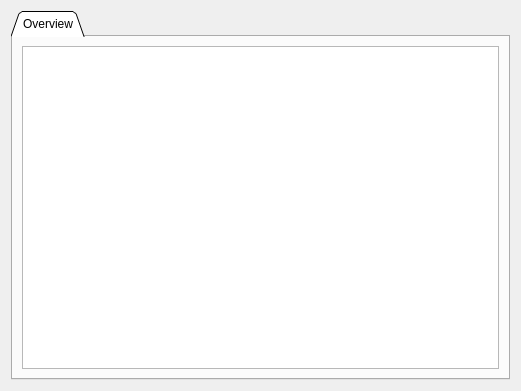
Qt form app/src/systemwindow.ui (marcusbirkin/OTPView) before a commit.
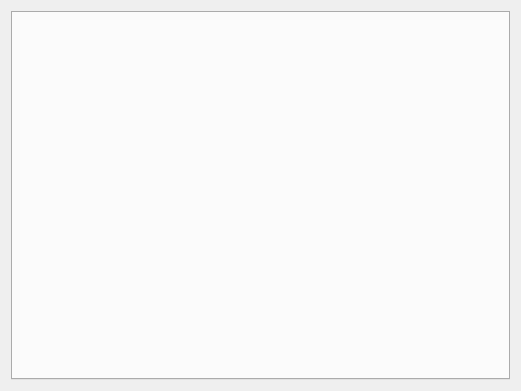
The same form after that commit. Icons and pictures are not drawn.

```diff
--- a/app/src/systemwindow.ui
+++ b/app/src/systemwindow.ui
@@ -17,9 +17,6 @@
   <layout class="QVBoxLayout" name="verticalLayout">
    <item>
     <widget class="QTabWidget" name="tabWidget">
-     <property name="tabPosition">
-      <enum>QTabWidget::North</enum>
-     </property>
      <property name="tabShape">
       <enum>QTabWidget::Triangular</enum>
      </property>
@@ -27,43 +24,11 @@
       <number>0</number>
      </property>
      <property name="tabsClosable">
-      <bool>false</bool>
+      <bool>true</bool>
      </property>
-     <widget class="QWidget" name="Overview">
-      <attribute name="title">
-       <string>Overview</string>
-      </attribute>
-      <layout class="QVBoxLayout" name="verticalLayout_2">
-       <item>
-        <widget class="QTreeView" name="tvDetails">
-         <property name="toolTip">
-          <string>&lt;html&gt;&lt;head/&gt;&lt;body&gt;&lt;p&gt;Double click on values to open chart tab&lt;/p&gt;&lt;/body&gt;&lt;/html&gt;</string>
-         </property>
-         <property name="editTriggers">
-          <set>QAbstractItemView::NoEditTriggers</set>
-         </property>
-         <property name="showDropIndicator" stdset="0">
-          <bool>false</bool>
-         </property>
-         <property name="selectionMode">
-          <enum>QAbstractItemView::NoSelection</enum>
-         </property>
-         <property name="sortingEnabled">
-          <bool>true</bool>
-         </property>
-         <property name="headerHidden">
-          <bool>true</bool>
-         </property>
-         <attribute name="headerVisible">
-          <bool>false</bool>
-         </attribute>
-         <attribute name="headerShowSortIndicator" stdset="0">
-          <bool>false</bool>
-         </attribute>
-        </widget>
-       </item>
-      </layout>
-     </widget>
+     <property name="movable">
+      <bool>true</bool>
+     </property>
     </widget>
    </item>
   </layout>
```
Left out of the diff: 3 changed lines with no effect on the pictures.
